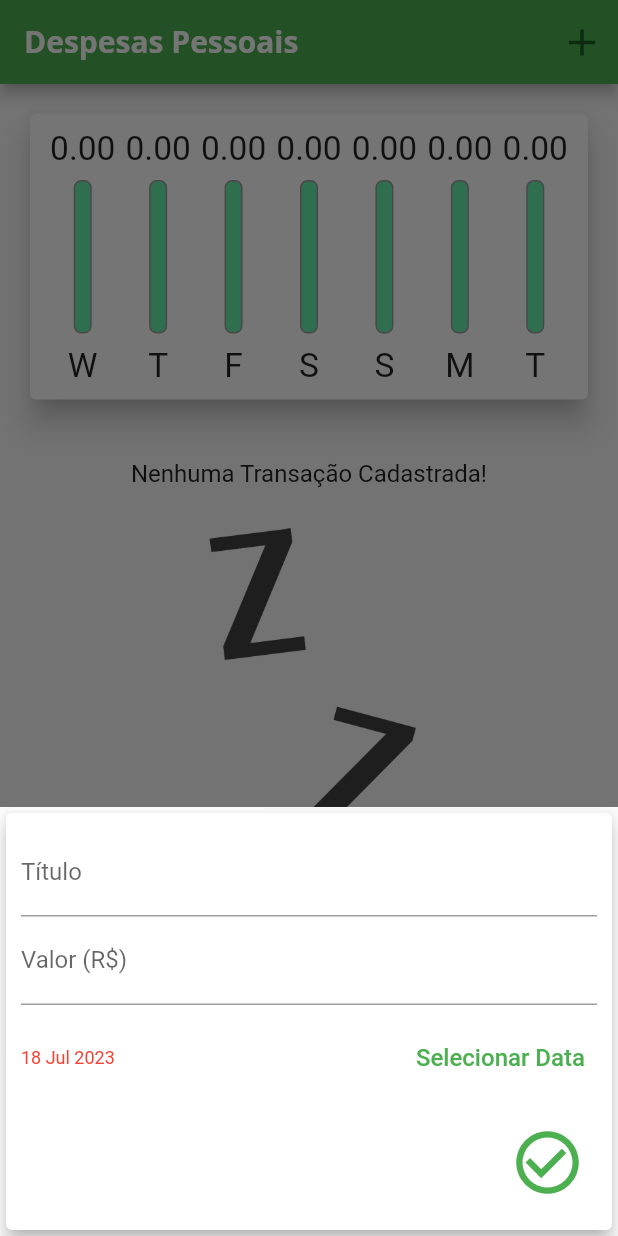
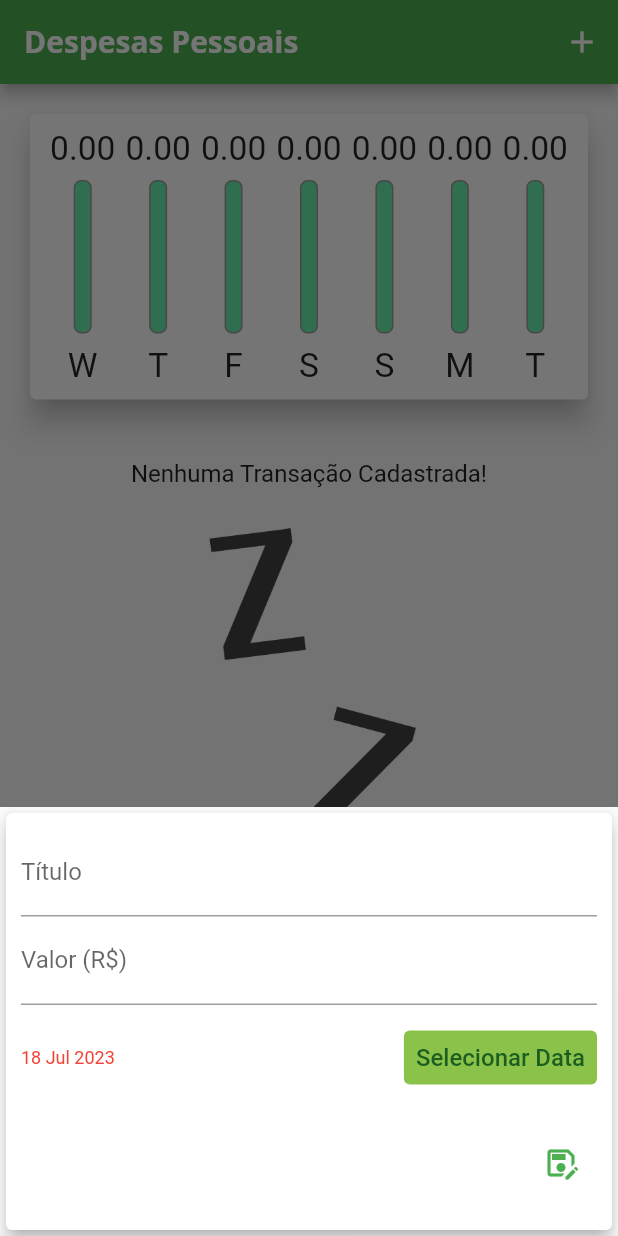
Before and after one commit to CSIRamone/expenses, a Flutter app: the screen it shows after launch, after a tap on the "add" icon, on a phone screen of 412 x 824 dp. Run offline on Flutter 3.47's test engine with Material 2 defaults, Android fonts, the phone set to English and light mode, and no system bars.

Commit message:
Components iOS - SafeArea - Botoes adaptativos - TextField Adaptativos - DatePicker Adaptativos

```diff
--- /dev/null
+++ b/lib/components/adaptative_buttom.dart
@@ -0,0 +1,33 @@
+import 'dart:io';
+import 'package:flutter/cupertino.dart';
+import 'package:flutter/material.dart';
+
+class AdaptativeButtom extends StatelessWidget {
+  final Function() onPressed;
+
+  const AdaptativeButtom(
+    this.onPressed, {
+    Key? key,
+  }) : super(key: key);
+
+  @override
+  Widget build(BuildContext context) {
+    return Platform.isIOS
+        ? CupertinoButton(
+            child: Icon(
+              CupertinoIcons.check_mark_circled,
+              size: 50,
+              color: Colors.green,
+            ),
+            onPressed: onPressed,
+            padding: const EdgeInsets.symmetric(
+              horizontal: 20,
+            ),
+          )
+        : IconButton(
+            onPressed: onPressed,
+            icon: Icon(Icons.save_as_outlined),
+            color: Colors.green,
+          );
+  }
+}
--- /dev/null
+++ b/lib/components/adaptative_datePicker.dart
@@ -0,0 +1,77 @@
+import 'dart:io';
+import 'package:flutter/material.dart';
+import 'package:flutter/cupertino.dart';
+import 'package:intl/intl.dart';
+
+class AdaptativeDatePicker extends StatelessWidget {
+  //const AdaptativeDatePicker({super.key});
+
+  final DateTime? selectedDate;
+  final Function(DateTime)? onDateChanged;
+
+  const AdaptativeDatePicker({
+    this.onDateChanged,
+    this.selectedDate,
+  });
+
+  _showDatePicker(BuildContext context) {
+    showDatePicker(
+      context: context,
+      initialDate: DateTime.now(),
+      firstDate: DateTime(2019),
+      lastDate: DateTime.now(),
+    ).then((pickedDate) {
+      if (pickedDate == null) {
+        return;
+      }
+      onDateChanged!(pickedDate);
+    });
+  }
+
+  @override
+  Widget build(BuildContext context) {
+    return Platform.isIOS
+        ? SizedBox(
+            height: 180,
+            child: CupertinoDatePicker(
+              onDateTimeChanged: onDateChanged!,
+              mode: CupertinoDatePickerMode.date,
+              initialDateTime: DateTime.now(),
+              minimumDate: DateTime(2019),
+              maximumDate: DateTime.now(),
+            ),
+          )
+        : SizedBox(
+            height: 70,
+            child: Row(
+              children: [
+                Expanded(
+                  child: Text(
+                    selectedDate == null
+                        ? 'Nenhuma data Selecionada!'
+                        : DateFormat('d MMM y').format(selectedDate!),
+                    style: const TextStyle(
+                      color: Colors.red,
+                      fontSize: 12,
+                    ),
+                  ),
+                ),
+                TextButton(
+                  style: const ButtonStyle(
+                    backgroundColor:
+                        MaterialStatePropertyAll(Colors.lightGreen),
+                  ),
+                  onPressed: () => _showDatePicker(context),
+                  child: Text(
+                    'Selecionar Data',
+                    style: TextStyle(
+                      color: Colors.green.shade900,
+                      fontSize: 16,
+                    ),
+                  ),
+                )
+              ],
+            ),
+          );
+  }
+}
--- /dev/null
+++ b/lib/components/adaptative_textfield.dart
@@ -0,0 +1,47 @@
+import 'dart:io';
+import 'package:flutter/cupertino.dart';
+import 'package:flutter/material.dart';
+
+class AdaptativeTextField extends StatelessWidget {
+  //const AdaptativeTextField({super.key});
+
+  final TextEditingController? controller;
+  final TextInputType? keyboardType;
+  final void Function(String)? onSubmitted;
+  final String? label;
+
+  const AdaptativeTextField({
+    this.controller,
+    this.keyboardType = TextInputType.text,
+    this.onSubmitted,
+    this.label,
+  });
+
+  @override
+  Widget build(BuildContext context) {
+    return Platform.isIOS
+        ? Padding(
+            padding: const EdgeInsets.only(
+              bottom: 10,
+            ),
+            child: CupertinoTextField(
+              controller: controller,
+              keyboardType: keyboardType,
+              onSubmitted: onSubmitted,
+              placeholder: label,
+              padding: EdgeInsets.symmetric(
+                horizontal: 12,
+                vertical: 11,
+              ),
+            ),
+          )
+        : TextField(
+            controller: controller,
+            keyboardType: keyboardType,
+            onSubmitted: onSubmitted,
+            decoration: InputDecoration(
+              labelText: label,
+            ),
+          );
+  }
+}
--- a/lib/components/transaction_form.dart
+++ b/lib/components/transaction_form.dart
@@ -1,5 +1,7 @@
+import 'package:expenses/components/adaptative_buttom.dart';
 import 'package:flutter/material.dart';
-import 'package:intl/intl.dart';
+import 'adaptative_textfield.dart';
+import 'adaptative_datePicker.dart';
 
 class TransactionForm extends StatefulWidget {
   late final void Function(String, double, DateTime)? onSubmit;
@@ -27,22 +29,6 @@ class _TransactionFormState extends State<TransactionForm> {
     widget.onSubmit!(title, value, _selectDate!);
   }
 
-  _showDatePicker() {
-    showDatePicker(
-      context: context,
-      initialDate: DateTime.now(),
-      firstDate: DateTime(2019),
-      lastDate: DateTime.now(),
-    ).then((pickedDate) {
-      if (pickedDate == null) {
-        return;
-      }
-      setState(() {
-        _selectDate = pickedDate;
-      });
-    });
-  }
-
   @override
   Widget build(BuildContext context) {
     return SingleChildScrollView(
@@ -57,66 +43,31 @@ class _TransactionFormState extends State<TransactionForm> {
           ),
           child: Column(
             children: [
-              TextField(
+              AdaptativeTextField(
                 controller: titleController,
                 onSubmitted: (_) => _submitForm(),
-                decoration: const InputDecoration(
-                  labelText: 'Título',
-                ),
+                label: 'Título',
               ),
-              TextField(
+              AdaptativeTextField(
                 controller: valueController,
                 keyboardType:
                     const TextInputType.numberWithOptions(decimal: true),
                 onSubmitted: (_) => _submitForm(),
-                decoration: const InputDecoration(
-                  labelText: 'Valor (R\$)',
-                ),
+                label: 'Valor (R\$)',
               ),
-              SizedBox(
-                height: 70,
-                child: Row(
-                  children: [
-                    Expanded(
-                      child: Text(
-                        _selectDate == null
-                            ? 'Nenhuma data Selecionada!'
-                            : DateFormat('d MMM y').format(_selectDate!),
-                        style: const TextStyle(
-                          color: Colors.red,
-                          fontSize: 12,
-                        ),
-                      ),
-                    ),
-                    TextButton(
-                      onPressed: _showDatePicker,
-                      child: const Text(
-                        'Selecionar Data',
-                        style: TextStyle(
-                          color: Colors.green,
-                          fontSize: 16,
-                        ),
-                      ),
-                    )
-                  ],
-                ),
+              AdaptativeDatePicker(
+                selectedDate: _selectDate,
+                onDateChanged: (newDate) {
+                  setState(() {
+                    _selectDate = newDate;
+                  });
+                },
               ),
               SizedBox(
                 height: 70,
                 child: Row(
                   mainAxisAlignment: MainAxisAlignment.end,
-                  children: [
-                    TextButton(
-                      onPressed: () {
-                        _submitForm();
-                      },
-                      child: const Icon(
-                        Icons.check_circle_outline,
-                        size: 50,
-                        color: Colors.green,
-                      ),
-                    ),
-                  ],
+                  children: [AdaptativeButtom(() => _submitForm)],
                 ),
               ),
             ],
--- a/lib/main.dart
+++ b/lib/main.dart
@@ -1,5 +1,6 @@
+import 'package:flutter/cupertino.dart';
 import 'package:flutter/material.dart';
-
+import 'dart:io';
 import 'dart:math';
 
 import '/models/transaction.dart';
@@ -132,46 +133,48 @@ class _MyHomePageState extends State<MyHomePage> {
         });
   }
 
+  Widget _getIconButton(IconData icon, Function() fn) {
+    return Platform.isIOS
+        ? GestureDetector(onTap: fn, child: Icon(icon))
+        : IconButton(icon: Icon(icon), onPressed: fn);
+  }
+
   @override
   Widget build(BuildContext context) {
     final mediaQuery = MediaQuery.of(context);
     bool isLandScape = mediaQuery.orientation == Orientation.landscape;
 
-    final appBar = AppBar(
-      title: Text(
-        "Despesas Pessoais",
-        style: TextStyle(
-          fontSize: 20 * mediaQuery.textScaleFactor,
-        ),
-      ),
-      actions: [
+    final iconList = Platform.isIOS ? CupertinoIcons.list_dash : Icons.list;
+    final chartList =
+        Platform.isIOS ? CupertinoIcons.chart_pie : Icons.pie_chart;
+
+    final actions = [
       if (isLandScape)
-          IconButton(
-            onPressed: () {
+        _getIconButton(
+          _showChart ? iconList : chartList,
+          () {
             setState(() {
               _showChart = !_showChart;
             });
           },
-            icon: Icon(_showChart ? Icons.list : Icons.pie_chart),
-            iconSize: 30,
-            color: Colors.green[900],
         ),
-        IconButton(
-          onPressed: () => _openTransactionFormModal(context),
-          icon: Icon(Icons.add),
-          iconSize: 30,
-          color: Colors.green[900],
+      _getIconButton(
+        Platform.isIOS ? CupertinoIcons.add : Icons.add,
+        () => _openTransactionFormModal(context),
       ),
-      ],
+    ];
+
+    final PreferredSizeWidget appBar = AppBar(
+      title: const Text('Despesas Pessoais'),
+      actions: actions,
     );
 
     final availableHeight = MediaQuery.of(context).size.height -
         appBar.preferredSize.height -
         mediaQuery.padding.top;
 
-    return Scaffold(
-      appBar: appBar,
-      body: SingleChildScrollView(
+    final bodyPage = SafeArea(
+      child: SingleChildScrollView(
         child: Column(
           // mainAxisAlignment: MainAxisAlignment.spaceAround,
           crossAxisAlignment: CrossAxisAlignment.stretch,
@@ -183,7 +186,7 @@ class _MyHomePageState extends State<MyHomePage> {
                     Text(
                       'Exibir gráfico',
                     ),
-                  Switch(
+                    Switch.adaptive(
                       value: _showChart,
                       onChanged: (value) {
                         setState(() {
@@ -202,7 +205,7 @@ class _MyHomePageState extends State<MyHomePage> {
               ),
             if (!_showChart || !isLandScape)
               SizedBox(
-                height: availableHeight * (isLandScape ? 0.1 : 0.7),
+                height: availableHeight * (isLandScape ? 1 : 0.7),
                 child: Transaction_list(
                   _transaction,
                   _deleteTransaction,
@@ -211,7 +214,25 @@ class _MyHomePageState extends State<MyHomePage> {
           ],
         ),
       ),
-      floatingActionButton: FloatingActionButton(
+    );
+
+    return Platform.isIOS
+        ? CupertinoPageScaffold(
+            navigationBar: CupertinoNavigationBar(
+              middle: const Text('Despesas Pessoais'),
+              trailing: Row(
+                mainAxisSize: MainAxisSize.min,
+                children: actions,
+              ),
+            ),
+            child: bodyPage,
+          )
+        : Scaffold(
+            appBar: appBar,
+            body: bodyPage,
+            floatingActionButton: Platform.isIOS
+                ? SizedBox()
+                : FloatingActionButton(
                     onPressed: () => _openTransactionFormModal(context),
                     child: const Icon(
                       Icons.add,
@@ -219,7 +240,8 @@ class _MyHomePageState extends State<MyHomePage> {
                     ),
                     backgroundColor: Colors.green[100],
                   ),
-      floatingActionButtonLocation: FloatingActionButtonLocation.centerFloat,
+            floatingActionButtonLocation:
+                FloatingActionButtonLocation.centerFloat,
           );
   }
 }
```
Lines whose indentation alone changed are shown as unchanged.
